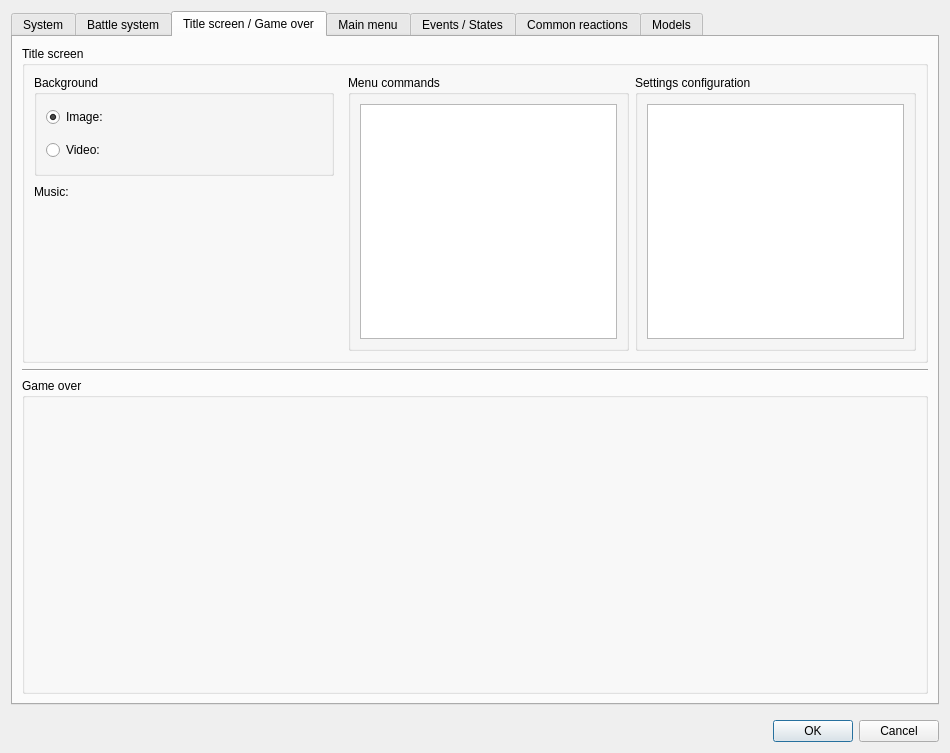
Before: the Qt Designer form Editor/Dialogs/dialogsystems.ui in RPG-Paper-Maker/RPG-Paper-Maker, drawn with Qt 5.
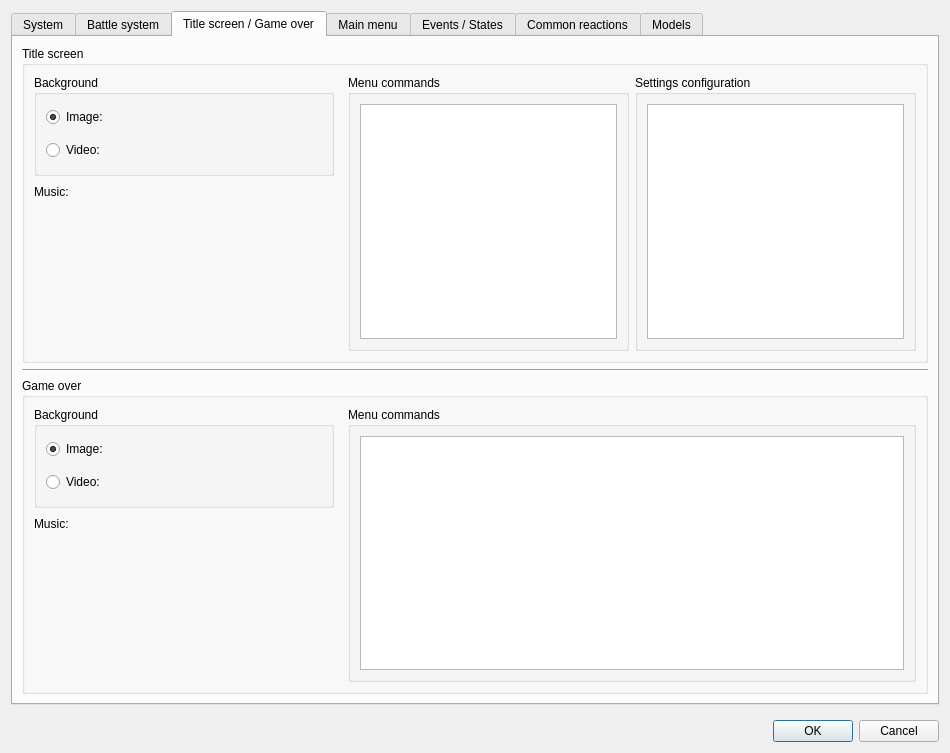
After: the same form once the commit is applied. The open tabs and pages were chosen to show the change. Custom widgets are drawn as their Qt base class.

Commit message: Command game over + game over screen

```diff
--- a/Editor/Dialogs/dialogsystems.ui
+++ b/Editor/Dialogs/dialogsystems.ui
@@ -1908,6 +1908,207 @@
              <property name="title">
               <string>Game over</string>
              </property>
+             <layout class="QGridLayout" name="gridLayout_58">
+              <item row="0" column="0">
+               <layout class="QHBoxLayout" name="horizontalLayout_12" stretch="0,1">
+                <item>
+                 <layout class="QVBoxLayout" name="verticalLayout_37" stretch="0,0,0,1">
+                  <item>
+                   <widget class="QGroupBox" name="groupBoxGameOverBackground">
+                    <property name="minimumSize">
+                     <size>
+                      <width>0</width>
+                      <height>0</height>
+                     </size>
+                    </property>
+                    <property name="maximumSize">
+                     <size>
+                      <width>300</width>
+                      <height>16777215</height>
+                     </size>
+                    </property>
+                    <property name="title">
+                     <string>Background</string>
+                    </property>
+                    <layout class="QGridLayout" name="gridLayout_54">
+                     <item row="0" column="0">
+                      <layout class="QGridLayout" name="gridLayout_55" rowstretch="0,1">
+                       <item row="0" column="0">
+                        <widget class="QRadioButton" name="radioButtonImageGameOver">
+                         <property name="text">
+                          <string>Image:</string>
+                         </property>
+                         <property name="checked">
+                          <bool>true</bool>
+                         </property>
+                        </widget>
+                       </item>
+                       <item row="0" column="1">
+                        <widget class="WidgetPicture" name="widgetPictureGameOverBackground" native="true">
+                         <property name="minimumSize">
+                          <size>
+                           <width>200</width>
+                           <height>27</height>
+                          </size>
+                         </property>
+                         <property name="maximumSize">
+                          <size>
+                           <width>200</width>
+                           <height>27</height>
+                          </size>
+                         </property>
+                        </widget>
+                       </item>
+                       <item row="0" column="2" rowspan="2">
+                        <spacer name="horizontalSpacer_7">
+                         <property name="orientation">
+                          <enum>Qt::Horizontal</enum>
+                         </property>
+                         <property name="sizeHint" stdset="0">
+                          <size>
+                           <width>78</width>
+                           <height>58</height>
+                          </size>
+                         </property>
+                        </spacer>
+                       </item>
+                       <item row="1" column="0">
+                        <widget class="QRadioButton" name="radioButtonVideoGameOver">
+                         <property name="text">
+                          <string>Video:</string>
+                         </property>
+                        </widget>
+                       </item>
+                       <item row="1" column="1">
+                        <widget class="WidgetVideo" name="widgetVideoGameOverBackground" native="true">
+                         <property name="enabled">
+                          <bool>false</bool>
+                         </property>
+                         <property name="minimumSize">
+                          <size>
+                           <width>200</width>
+                           <height>27</height>
+                          </size>
+                         </property>
+                         <property name="maximumSize">
+                          <size>
+                           <width>200</width>
+                           <height>27</height>
+                          </size>
+                         </property>
+                        </widget>
+                       </item>
+                      </layout>
+                     </item>
+                    </layout>
+                   </widget>
+                  </item>
+                  <item>
+                   <layout class="QHBoxLayout" name="horizontalLayout_13" stretch="0,1">
+                    <item>
+                     <widget class="QLabel" name="labelMusicGameOver">
+                      <property name="text">
+                       <string>Music:</string>
+                      </property>
+                     </widget>
+                    </item>
+                    <item>
+                     <spacer name="horizontalSpacer_8">
+                      <property name="orientation">
+                       <enum>Qt::Horizontal</enum>
+                      </property>
+                      <property name="sizeHint" stdset="0">
+                       <size>
+                        <width>0</width>
+                        <height>20</height>
+                       </size>
+                      </property>
+                     </spacer>
+                    </item>
+                   </layout>
+                  </item>
+                  <item>
+                   <layout class="QHBoxLayout" name="horizontalLayout_14" stretch="0,1">
+                    <item>
+                     <widget class="WidgetSong" name="widgetChooseMusicGameOver" native="true">
+                      <property name="minimumSize">
+                       <size>
+                        <width>200</width>
+                        <height>27</height>
+                       </size>
+                      </property>
+                      <property name="maximumSize">
+                       <size>
+                        <width>200</width>
+                        <height>27</height>
+                       </size>
+                      </property>
+                     </widget>
+                    </item>
+                    <item>
+                     <spacer name="horizontalSpacer_9">
+                      <property name="orientation">
+                       <enum>Qt::Horizontal</enum>
+                      </property>
+                      <property name="sizeHint" stdset="0">
+                       <size>
+                        <width>108</width>
+                        <height>20</height>
+                       </size>
+                      </property>
+                     </spacer>
+                    </item>
+                   </layout>
+                  </item>
+                  <item>
+                   <spacer name="verticalSpacer_6">
+                    <property name="orientation">
+                     <enum>Qt::Vertical</enum>
+                    </property>
+                    <property name="sizeHint" stdset="0">
+                     <size>
+                      <width>308</width>
+                      <height>13</height>
+                     </size>
+                    </property>
+                   </spacer>
+                  </item>
+                 </layout>
+                </item>
+                <item>
+                 <widget class="QGroupBox" name="groupBoxMenuCommandsGameOver">
+                  <property name="enabled">
+                   <bool>true</bool>
+                  </property>
+                  <property name="minimumSize">
+                   <size>
+                    <width>0</width>
+                    <height>0</height>
+                   </size>
+                  </property>
+                  <property name="maximumSize">
+                   <size>
+                    <width>16777215</width>
+                    <height>16777215</height>
+                   </size>
+                  </property>
+                  <property name="title">
+                   <string>Menu commands</string>
+                  </property>
+                  <layout class="QGridLayout" name="gridLayout_56">
+                   <item row="0" column="0">
+                    <widget class="WidgetSuperTree" name="treeViewGameOverMenuCommands">
+                     <attribute name="headerVisible">
+                      <bool>false</bool>
+                     </attribute>
+                    </widget>
+                   </item>
+                  </layout>
+                 </widget>
+                </item>
+               </layout>
+              </item>
+             </layout>
             </widget>
            </item>
           </layout>
```
Left out of the diff: 2 changed lines with no effect on the pictures. The commit also changes 24 other files.
